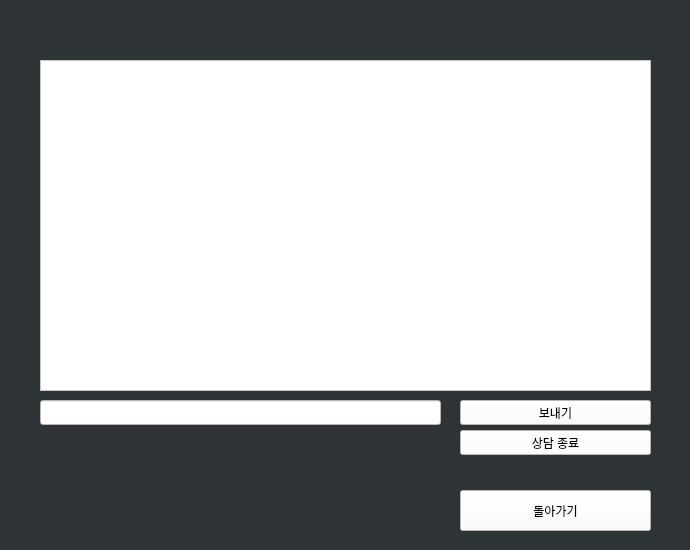
Education-project-iot-AI/education-app, file tonghap.ui: the form before one commit.
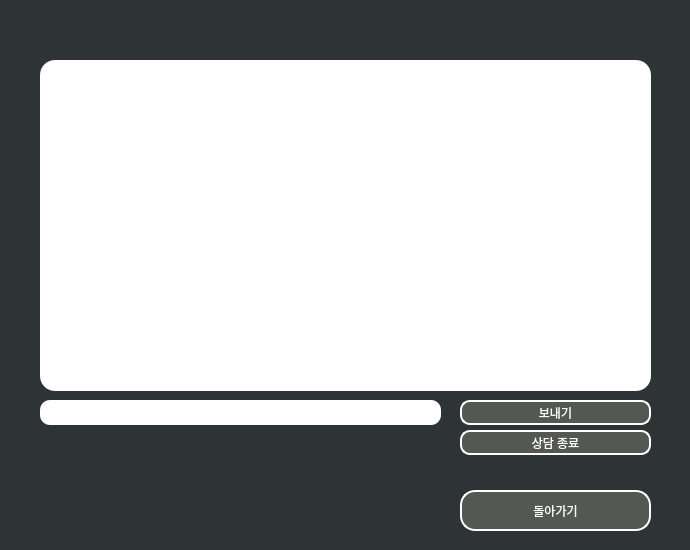
The form after the commit. The open tabs and pages were chosen to show the change.

```diff
--- a/tonghap.ui
+++ b/tonghap.ui
@@ -938,7 +938,10 @@
        </rect>
       </property>
       <property name="styleSheet">
-       <string notr="true">background-color: rgb(255, 255, 255);</string>
+       <string notr="true">color: rgb(255, 255, 255);
+background-color: rgb(85, 87, 83);
+	border: 2px solid rgb(255, 255, 255);
+	border-radius: 15px;</string>
       </property>
       <property name="text">
        <string>돌아가기</string>
@@ -998,7 +1001,9 @@
          </rect>
         </property>
         <property name="styleSheet">
-         <string notr="true">background-color: rgb(255, 255, 255);</string>
+         <string notr="true">color: rgb(0, 0, 0);
+border-radius: 15px;
+background-color: rgb(255, 255, 255);</string>
         </property>
        </widget>
        <widget class="QLineEdit" name="line_t_snd">
@@ -1011,7 +1016,9 @@
          </rect>
         </property>
         <property name="styleSheet">
-         <string notr="true">background-color: rgb(255, 255, 255);</string>
+         <string notr="true">color: rgb(0, 0, 0);
+border-radius: 10px;
+background-color: rgb(255, 255, 255);</string>
         </property>
        </widget>
        <widget class="QPushButton" name="btn_t_snd">
@@ -1024,7 +1031,10 @@
          </rect>
         </property>
         <property name="styleSheet">
-         <string notr="true">background-color: rgb(255, 255, 255);</string>
+         <string notr="true">color: rgb(255, 255, 255);
+background-color: rgb(85, 87, 83);
+	border: 2px solid rgb(255, 255, 255);
+	border-radius: 10px;</string>
         </property>
         <property name="text">
          <string>보내기</string>
@@ -1040,7 +1050,10 @@
          </rect>
         </property>
         <property name="styleSheet">
-         <string notr="true">background-color: rgb(255, 255, 255);</string>
+         <string notr="true">color: rgb(255, 255, 255);
+background-color: rgb(85, 87, 83);
+	border: 2px solid rgb(255, 255, 255);
+	border-radius: 10px;</string>
         </property>
         <property name="text">
          <string>상담 종료</string>
```
Left out of the diff: 344 changed lines with no effect on the pictures.
